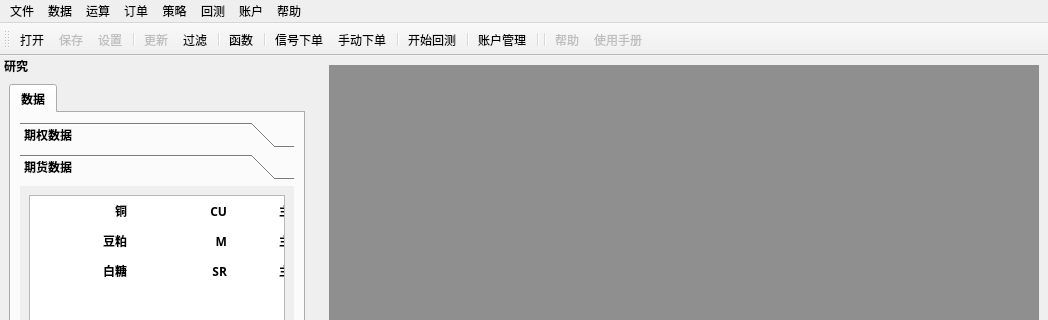
First picture: the form in ui/main.ui, repository fj11/backtesters, before the edit; both pictures show x 0 to 1048 and y 0 to 320 of the 1048 by 814 pixel window.
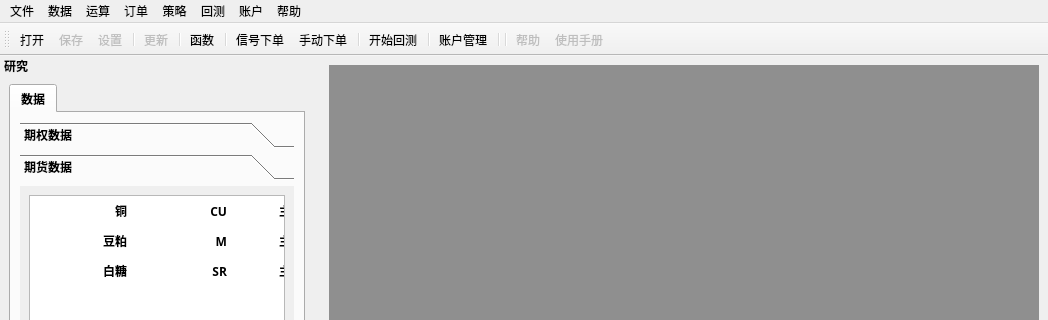
Second picture: the form after the edit. The open tabs and pages were chosen to show the change. Icons and pictures are not drawn.

Commit message: * update some codes * add filter ui * add filter code

```diff
--- a/ui/main.ui
+++ b/ui/main.ui
@@ -140,7 +140,6 @@
    <addaction name="actionsettings"/>
    <addaction name="separator"/>
    <addaction name="actionupdate"/>
-   <addaction name="action_filter"/>
    <addaction name="separator"/>
    <addaction name="actionfunction"/>
    <addaction name="separator"/>
```
Left out of the diff: 12 changed lines with no effect on the pictures. The commit also changes 10 other files.
